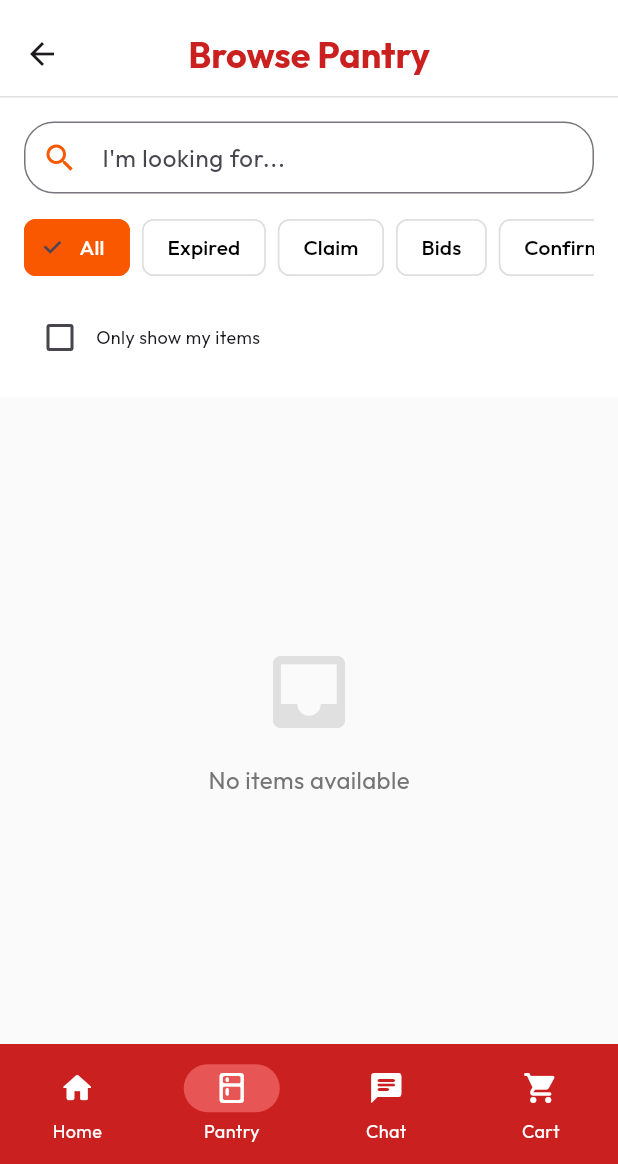
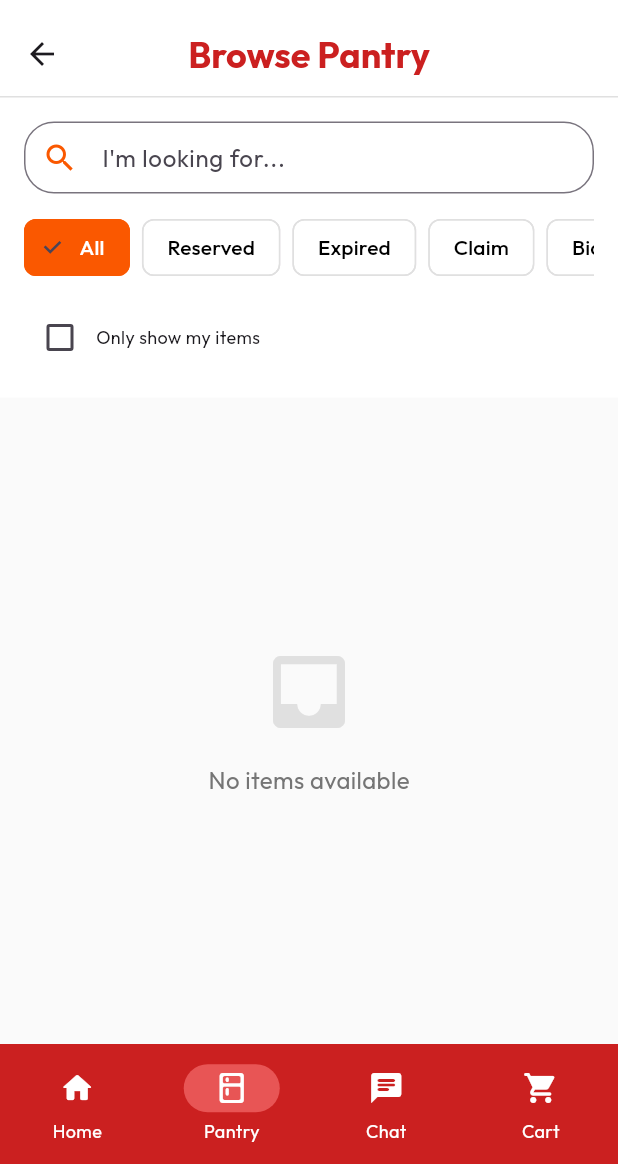
Before and after one commit to Fylows/CMSC-23-Project, a Flutter app: the PantryPage screen opened by its route, after a tap on the "menu" icon, after a tap on the "notifications" icon, on a phone screen of 412 x 824 dp, the part 72-1236 px from its top. Run offline on Flutter 3.47's test engine with Material 3 defaults, Android fonts, the phone set to English and light mode, and no system bars; our stand-ins replace cloud_firestore, firebase_auth, firebase_core, firebase_storage, google_fonts, image_picker; accounts and stored records are empty; network calls fail.

Commit message:
feat(pantry): complete claiming system

```diff
--- a/lib/providers/posting/posting_provider.dart
+++ b/lib/providers/posting/posting_provider.dart
@@ -22,6 +22,11 @@ class PostingProvider extends ChangeNotifier {
 
   // streams
   late Stream<List<PostedItem>> availablePostingsStream;
+
+  /// get ALL postings stream
+  Stream<List<PostedItem>> getAllPostingsStream() {
+    return postingService.getAllPostings();
+  }
 
   /// get available postings stream
   Stream<List<PostedItem>> getAvailablePostingsStream() {
--- a/lib/screens/pantry/pantry_page.dart
+++ b/lib/screens/pantry/pantry_page.dart
@@ -15,7 +15,7 @@ class PantryPage extends StatefulWidget {
 
 class _PantryPageState extends State<PantryPage> {
   final searchController = TextEditingController();
-  String selectedFilter = 'available'; // available, expired, claimed, bids, completed
+  String selectedFilter = 'available'; // available, expired, claimed, bids, completed, reserved
   bool showOnlyMyItems = false;
 
   @override
@@ -90,6 +90,8 @@ class _PantryPageState extends State<PantryPage> {
                       children: [
                         _buildFilterChip('available', 'All'),
                         const SizedBox(width: 8),
+                        _buildFilterChip('reserved', 'Reserved'),
+                        const SizedBox(width: 8),
                         _buildFilterChip('expired', 'Expired'),
                         const SizedBox(width: 8),
                         _buildFilterChip('claimed', 'Claim'),
@@ -126,7 +128,7 @@ class _PantryPageState extends State<PantryPage> {
             // ======== FEED =============
             Expanded(
               child: StreamBuilder<List<PostedItem>>(
-                stream: postingProvider.getAvailablePostingsStream(),
+                stream: postingProvider.getAllPostingsStream(),
                 builder: (context, snapshot) {
                   if (snapshot.connectionState == ConnectionState.waiting) {
                     return const Center(child: CircularProgressIndicator());
@@ -154,7 +156,9 @@ class _PantryPageState extends State<PantryPage> {
                   List<PostedItem> items = snapshot.data!;
 
                   // apply filter based on selected tab
-                  if (selectedFilter == 'expired') {
+                  if (selectedFilter == 'reserved') {
+                    items = items.where((item) => item.status == 'reserved').toList();
+                  } else if (selectedFilter == 'expired') {
                     items = items
                       .where((item) => item.expirationDate.isBefore(DateTime.now()))
                       .toList();
--- a/lib/services/posting_service.dart
+++ b/lib/services/posting_service.dart
@@ -9,6 +9,19 @@ import '../models/posting_model.dart';
 class PostingService {
   final FirebaseFirestore firestore = FirebaseFirestore.instance;
   final FirebaseStorage storage = FirebaseStorage.instance;
+
+  /// get all postings (no status filter)
+  Stream<List<PostedItem>> getAllPostings() {
+    return firestore
+      .collection('postings')
+      .orderBy('createdAt', descending: true)
+      .snapshots()
+      .map((snapshots) {
+        return snapshots.docs
+          .map((doc) => PostedItem.fromMap(doc.data(), doc.id))
+          .toList();
+      });
+  }
 
   /// get all available postings
   Stream<List<PostedItem>> getAvailablePostings() {
```
